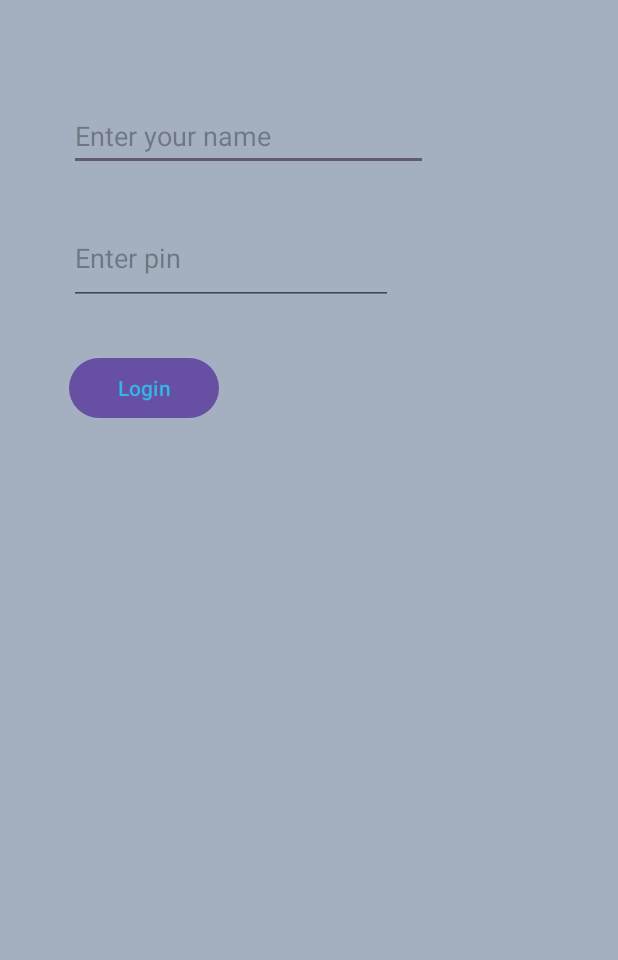
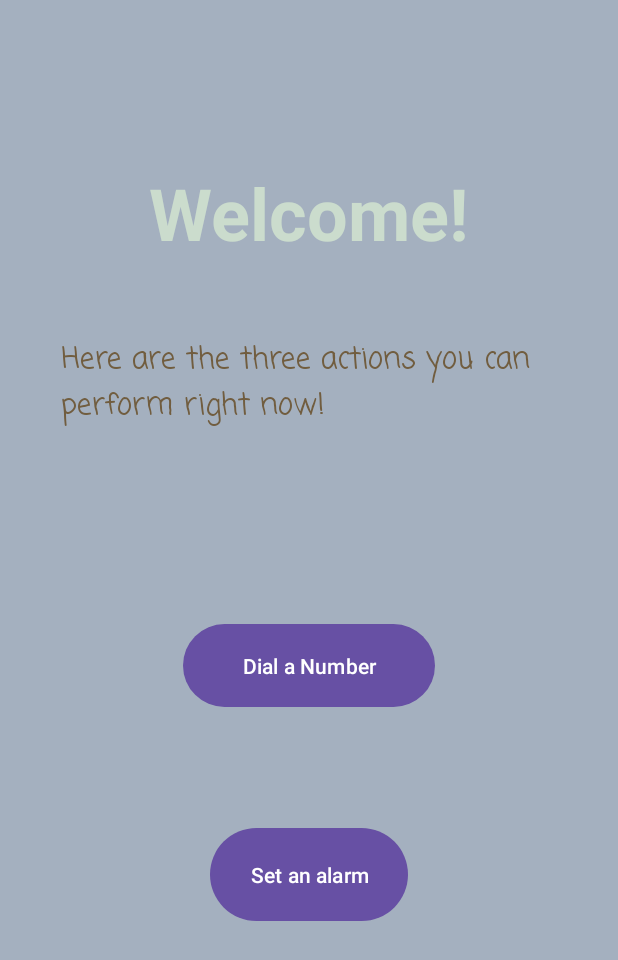
Before and after one commit to ARama-K/App-Dev, an Android app: the screen it shows after launch (MainActivity), on a phone screen of 412 x 824 dp. Shown: the top 960 px of the screen. Run offline under Robolectric (Android 15) with nearby library versions, the phone set to English and light mode, and no system bars.

Commit message:
Assignment-4(Login)

```diff
--- a/app/src/main/java/com/example/myapplication/MainActivity.kt
+++ b/app/src/main/java/com/example/myapplication/MainActivity.kt
@@ -19,28 +19,16 @@ class MainActivity : AppCompatActivity() {
             v.setPadding(systemBars.left, systemBars.top, systemBars.right, systemBars.bottom)
             insets
         }
-        val inputField = findViewById<EditText>(R.id.editTextText)
-        val password = findViewById<EditText>(R.id.editTextTextPassword)
-        val submitButton = findViewById<Button>(R.id.button)
-        var enteredName = ""
-        var pass = ""
-        submitButton.setOnClickListener {
-            enteredName = inputField.text.toString()
-            pass = password.text.toString()
-            if (enteredName == ""){
-                Toast.makeText(this@MainActivity,"Please, Enter your name",Toast.LENGTH_SHORT).show()
-            }
-            else {
-                if (pass == "1234") {
-                    val intent = Intent(this, SecondActivity::class.java)
-                    intent.putExtra("USER",enteredName)
-                    startActivity(intent)
-                }
-                else {
-                    Toast.makeText(this@MainActivity,"Incorrect Password",Toast.LENGTH_SHORT).show()
-                    password.text.clear()
-                }
-            }
+        val DialButton = findViewById<Button>(R.id.dialbutton)
+        val AlarmButton = findViewById<Button>(R.id.alarmbutton)
+
+        DialButton.setOnClickListener{
+            val intent = Intent(this,DialActivity::class.java)
+            startActivity(intent)
+        }
+        AlarmButton.setOnClickListener{
+            val intent = Intent(this,AlarmActivity::class.java)
+            startActivity(intent)
         }
     }
 }
--- a/app/src/main/res/layout/activity_main.xml
+++ b/app/src/main/res/layout/activity_main.xml
@@ -8,46 +8,66 @@
     android:background="#A4B0BF"
     tools:context=".MainActivity">
 
-    <EditText
-        android:id="@+id/editTextText"
-        android:layout_width="239dp"
-        android:layout_height="46dp"
-        android:layout_marginStart="46dp"
-        android:layout_marginTop="68dp"
-        android:ems="10"
-        android:hint="@string/hint_entername"
-        android:inputType="text"
-        android:textColor="@color/messi"
+    <TextView
+        android:id="@+id/textView"
+        android:layout_width="wrap_content"
+        android:layout_height="wrap_content"
+        android:layout_marginTop="89dp"
+        android:layout_marginBottom="31dp"
+        android:text="@string/greet"
+        android:textColor="#CBDCCD"
+        android:textSize="48sp"
+        android:textStyle="bold"
+        app:layout_constraintBottom_toTopOf="@+id/textView2"
+        app:layout_constraintEnd_toEndOf="parent"
         app:layout_constraintStart_toStartOf="parent"
         app:layout_constraintTop_toTopOf="parent" />
+
+    <TextView
+        android:id="@+id/textView2"
+        android:layout_width="331dp"
+        android:layout_height="61dp"
+        android:layout_marginStart="40dp"
+        android:layout_marginEnd="40dp"
+        android:layout_marginBottom="106dp"
+        android:fontFamily="casual"
+        android:text="@string/intent_intro"
+        android:textAlignment="textStart"
+        android:textColor="#715D3F"
+        android:textSize="20sp"
+        app:layout_constraintBottom_toTopOf="@+id/dialbutton"
+        app:layout_constraintEnd_toEndOf="parent"
+        app:layout_constraintStart_toStartOf="parent"
+        app:layout_constraintTop_toBottomOf="@+id/textView" />
+
+    <Button
+        android:id="@+id/dialbutton"
+        android:layout_width="168dp"
+        android:layout_height="63dp"
+        android:layout_marginBottom="53dp"
+        android:text="@string/dial"
+        app:layout_constraintBottom_toTopOf="@+id/alarmbutton"
+        app:layout_constraintEnd_toEndOf="parent"
+        app:layout_constraintStart_toStartOf="parent"
+        app:layout_constraintTop_toBottomOf="@+id/textView2" />
     <!-- this color is defined in my apps colors.xml
     android:textColor="@color/mycolor"
 -->
-    <EditText
-        android:id="@+id/editTextTextPassword"
-        android:layout_width="216dp"
-        android:layout_height="62dp"
-        android:layout_marginTop="27dp"
-        android:ems="10"
-        android:hint="@string/hint_enterpin"
-        android:inputType="numberPassword"
-        app:layout_constraintStart_toStartOf="@+id/editTextText"
-        app:layout_constraintTop_toBottomOf="@+id/editTextText" />
     <!--these colors are defined in android os
     android:textColor="@android:color/holo_blue_light"-->
     <!--
  dp = density independent pixels
 -->
     <Button
-        android:id="@+id/button"
-        android:layout_width="100dp"
-        android:layout_height="wrap_content"
-        android:layout_marginTop="31dp"
-        android:onClick="clickHandler"
-        android:text="@string/login_label"
-        android:textColor="@android:color/holo_blue_light"
-        app:layout_constraintStart_toStartOf="@+id/editTextTextPassword"
-        app:layout_constraintTop_toBottomOf="@+id/editTextTextPassword" />
+        android:id="@+id/alarmbutton"
+        android:layout_width="132dp"
+        android:layout_height="70dp"
+        android:layout_marginBottom="186dp"
+        android:text="@string/alarm"
+        app:layout_constraintBottom_toBottomOf="parent"
+        app:layout_constraintEnd_toEndOf="parent"
+        app:layout_constraintStart_toStartOf="parent"
+        app:layout_constraintTop_toBottomOf="@+id/dialbutton" />
 
     <!--
         sp = scale independent pixels
--- a/app/src/main/res/values/strings.xml
+++ b/app/src/main/res/values/strings.xml
@@ -1,8 +1,15 @@
 <resources>
     <string name="app_name">My Application</string>
+    <string name="greet">Welcome!</string>
     <string name="messi">Happy Birthday Messi</string>
     <string name="app_name1">VIT Batch 1</string>
     <string name="hint_entername">Enter your name</string>
     <string name="hint_enterpin">Enter pin</string>
     <string name="login_label">Login</string>
+    <string name="intent_intro">Here are the three actions you can perform right now!</string>
+    <string name="dial">Dial a Number</string>
+    <string name="alarm">Set an alarm</string>
+    <string name="timer">Set a timer</string>
+    <string name="alarm_title">Alarm</string>
+    <string name="timer_title">Timer</string>
 </resources>
```
Also changed, not shown: app/src/main/AndroidManifest.xml (+9 -1 lines), app/src/main/java/com/example/myapplication/AlarmActivity.kt (added, +28 -0 lines), app/src/main/java/com/example/myapplication/DialActivity.kt (added, +24 -0 lines), app/src/main/res/layout/activity_alarm.xml (added, +132 -0 lines), app/src/main/res/layout/activity_dial.xml (added, +63 -0 lines).
